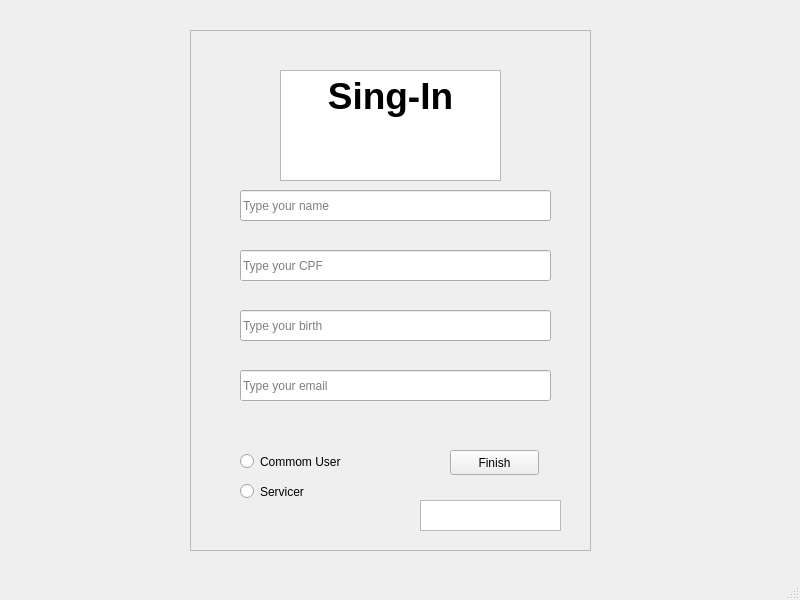
Before: the Qt Designer form src/ui/mainwindow.ui in gabrielhenrique-123/CotidianoConecta, drawn with Qt 5.
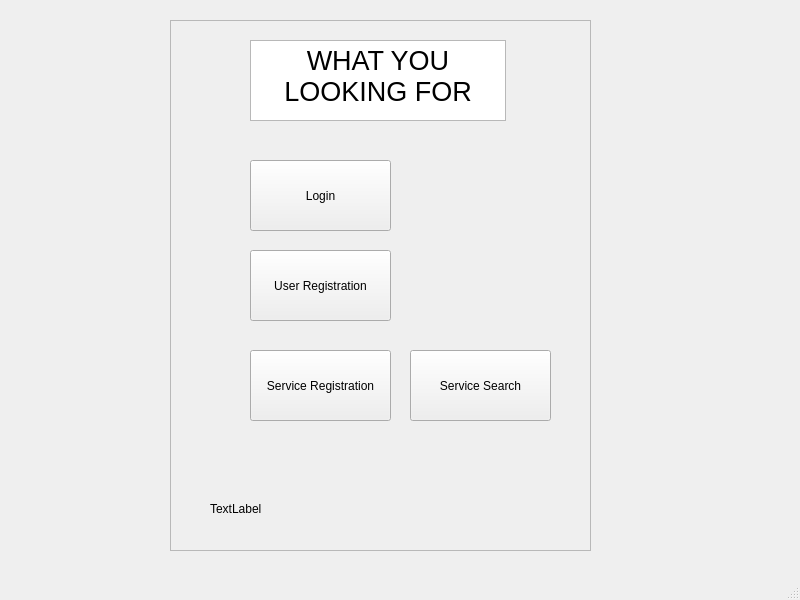
After: the same form once the commit is applied.

Commit message: Service implemented + Search Service + User Registration

```diff
--- a/src/ui/mainwindow.ui
+++ b/src/ui/mainwindow.ui
@@ -17,10 +17,10 @@
    <widget class="QFrame" name="frame">
     <property name="geometry">
      <rect>
-      <x>190</x>
-      <y>30</y>
-      <width>401</width>
-      <height>521</height>
+      <x>170</x>
+      <y>20</y>
+      <width>421</width>
+      <height>531</height>
      </rect>
     </property>
     <property name="frameShape">
@@ -29,65 +29,13 @@
     <property name="frameShadow">
      <enum>QFrame::Raised</enum>
     </property>
-    <widget class="QLineEdit" name="nameLine">
+    <widget class="QTextBrowser" name="textBrowser">
      <property name="geometry">
       <rect>
-       <x>50</x>
-       <y>160</y>
-       <width>311</width>
-       <height>31</height>
-      </rect>
-     </property>
-     <property name="placeholderText">
-      <string>Type your name</string>
-     </property>
-    </widget>
-    <widget class="QLineEdit" name="birthLine">
-     <property name="geometry">
-      <rect>
-       <x>50</x>
-       <y>280</y>
-       <width>311</width>
-       <height>31</height>
-      </rect>
-     </property>
-     <property name="placeholderText">
-      <string>Type your birth</string>
-     </property>
-    </widget>
-    <widget class="QLineEdit" name="cpfLine">
-     <property name="geometry">
-      <rect>
-       <x>50</x>
-       <y>220</y>
-       <width>311</width>
-       <height>31</height>
-      </rect>
-     </property>
-     <property name="placeholderText">
-      <string>Type your CPF</string>
-     </property>
-    </widget>
-    <widget class="QLineEdit" name="emailLine">
-     <property name="geometry">
-      <rect>
-       <x>50</x>
-       <y>340</y>
-       <width>311</width>
-       <height>31</height>
-      </rect>
-     </property>
-     <property name="placeholderText">
-      <string>Type your email</string>
-     </property>
-    </widget>
-    <widget class="QTextEdit" name="textEdit">
-     <property name="geometry">
-      <rect>
-       <x>90</x>
-       <y>40</y>
-       <width>221</width>
-       <height>111</height>
+       <x>80</x>
+       <y>20</y>
+       <width>256</width>
+       <height>81</height>
       </rect>
      </property>
      <property name="html">
@@ -98,58 +46,73 @@
 li.unchecked::marker { content: &quot;\2610&quot;; }
 li.checked::marker { content: &quot;\2612&quot;; }
 &lt;/style&gt;&lt;/head&gt;&lt;body style=&quot; font-family:'Ubuntu'; font-size:11pt; font-weight:400; font-style:normal;&quot;&gt;
-&lt;p align=&quot;center&quot; style=&quot; margin-top:0px; margin-bottom:0px; margin-left:0px; margin-right:0px; -qt-block-indent:0; text-indent:0px;&quot;&gt;&lt;span style=&quot; font-size:28pt; font-weight:700;&quot;&gt;Sing-In&lt;/span&gt;&lt;/p&gt;
-&lt;p align=&quot;center&quot; style=&quot;-qt-paragraph-type:empty; margin-top:0px; margin-bottom:0px; margin-left:0px; margin-right:0px; -qt-block-indent:0; text-indent:0px; font-size:28pt; font-weight:700;&quot;&gt;&lt;br /&gt;&lt;/p&gt;&lt;/body&gt;&lt;/html&gt;</string>
+&lt;p align=&quot;center&quot; style=&quot; margin-top:0px; margin-bottom:0px; margin-left:0px; margin-right:0px; -qt-block-indent:0; text-indent:0px;&quot;&gt;&lt;span style=&quot; font-size:20pt;&quot;&gt;WHAT YOU LOOKING FOR&lt;/span&gt;&lt;/p&gt;&lt;/body&gt;&lt;/html&gt;</string>
      </property>
     </widget>
-    <widget class="QRadioButton" name="radioButton">
+    <widget class="QPushButton" name="loginButton">
      <property name="geometry">
       <rect>
-       <x>50</x>
-       <y>420</y>
+       <x>80</x>
+       <y>140</y>
        <width>141</width>
-       <height>23</height>
+       <height>71</height>
       </rect>
      </property>
      <property name="text">
-      <string>Commom User</string>
+      <string>Login</string>
      </property>
     </widget>
-    <widget class="QRadioButton" name="radioButton_2">
+    <widget class="QPushButton" name="userRegButton">
      <property name="geometry">
       <rect>
-       <x>50</x>
-       <y>450</y>
-       <width>112</width>
-       <height>23</height>
+       <x>80</x>
+       <y>230</y>
+       <width>141</width>
+       <height>71</height>
       </rect>
      </property>
      <property name="text">
-      <string>Servicer</string>
+      <string>User Registration</string>
      </property>
     </widget>
     <widget class="QPushButton" name="finish">
      <property name="geometry">
       <rect>
-       <x>260</x>
-       <y>420</y>
-       <width>89</width>
-       <height>25</height>
+       <x>80</x>
+       <y>330</y>
+       <width>141</width>
+       <height>71</height>
       </rect>
      </property>
      <property name="text">
-      <string>Finish</string>
+      <string>Service Registration</string>
      </property>
     </widget>
-    <widget class="QTextEdit" name="feedback">
+    <widget class="QLabel" name="label">
      <property name="geometry">
       <rect>
-       <x>230</x>
-       <y>470</y>
+       <x>40</x>
+       <y>480</y>
+       <width>321</width>
+       <height>17</height>
+      </rect>
+     </property>
+     <property name="text">
+      <string>TextLabel</string>
+     </property>
+    </widget>
+    <widget class="QPushButton" name="serviceSearchButton">
+     <property name="geometry">
+      <rect>
+       <x>240</x>
+       <y>330</y>
        <width>141</width>
-       <height>31</height>
+       <height>71</height>
       </rect>
      </property>
+     <property name="text">
+      <string>Service Search</string>
+     </property>
     </widget>
    </widget>
   </widget>
```
Left out of the diff: 2 changed lines with no effect on the pictures. The commit also changes 508 other files.
